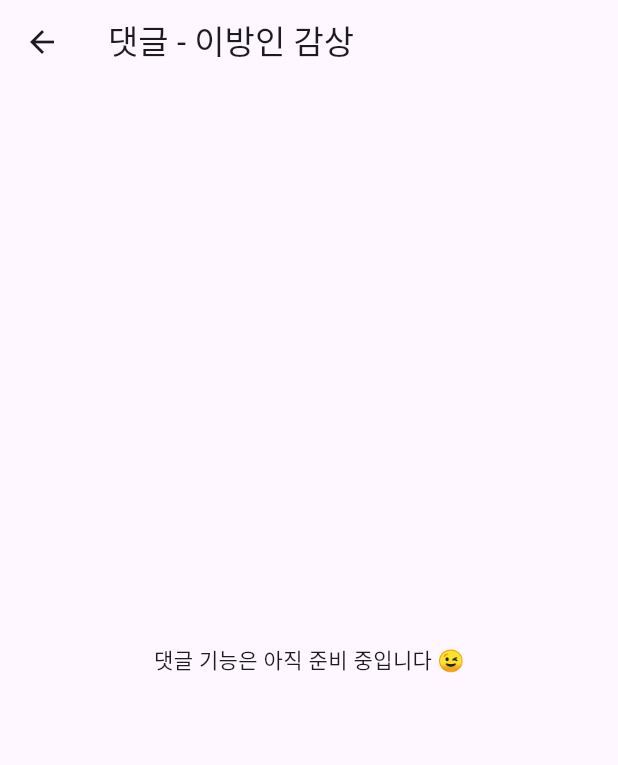
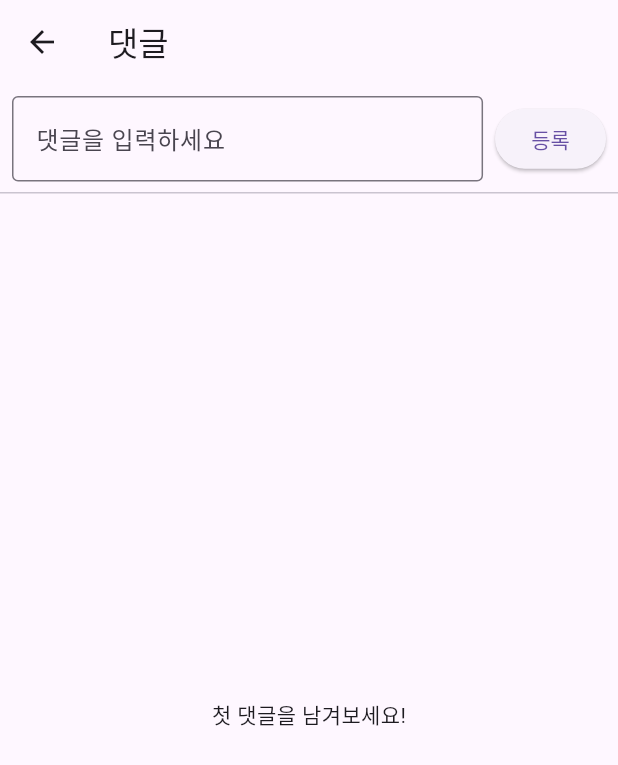
Before and after one commit to yyubin/agora, a Flutter app: the ReviewCommentsScreen screen opened directly with empty values, on a phone screen of 412 x 824 dp. Shown: the top 765 px of the screen. Run offline on Flutter 3.47's test engine with Material 3 defaults, Android fonts, the phone set to English and light mode, and no system bars; our stand-ins replace flutter_riverpod, go_router; Roboto replaces fonts that are missing (Pretendard).

Commit message:
feat: 리뷰 댓글 기능

```diff
--- /dev/null
+++ b/lib/features/community/models/comment.dart
@@ -0,0 +1,20 @@
+class Comment {
+  Comment({
+    required this.id,
+    required this.author,
+    required this.content,
+    required this.date,
+  });
+
+  final String id;      // uuid 등
+  final String author;
+  final String content;
+  final DateTime date;
+
+  Comment copyWith({String? content}) => Comment(
+    id: id,
+    author: author,
+    content: content ?? this.content,
+    date: date,
+  );
+}
--- a/lib/features/community/screens/review_comments_screen.dart
+++ b/lib/features/community/screens/review_comments_screen.dart
@@ -1,22 +1,100 @@
 import 'package:flutter/material.dart';
-import 'package:go_router/go_router.dart';
 import 'package:flutter_riverpod/flutter_riverpod.dart';
-
-import '../providers/review_provider.dart';
+import '../models/comment.dart';
+import '../providers/comment_provider.dart';
 
 class ReviewCommentsScreen extends ConsumerWidget {
+  const ReviewCommentsScreen({super.key, required this.index});
   final int index;
-
-  const ReviewCommentsScreen({super.key, required this.index});
 
   @override
   Widget build(BuildContext context, WidgetRef ref) {
-    final review = ref.watch(reviewListProvider)[index];
+    final comments = ref.watch(commentListProvider(index));
+    final ctrl = TextEditingController();
+
+    Future<void> _showEditDialog(Comment c) async {
+      final editCtrl = TextEditingController(text: c.content);
+      final ok = await showDialog<bool>(
+        context: context,
+        builder: (_) => AlertDialog(
+          title: const Text('댓글 수정'),
+          content: TextField(controller: editCtrl, maxLines: 3),
+          actions: [
+            TextButton(onPressed: () => Navigator.pop(context, false), child: const Text('취소')),
+            ElevatedButton(onPressed: () => Navigator.pop(context, true), child: const Text('저장')),
+          ],
+        ),
+      );
+      if (ok ?? false) {
+        ref.read(commentListProvider(index).notifier).edit(c.id, editCtrl.text.trim());
+      }
+    }
 
     return Scaffold(
-      appBar: AppBar(title: Text('댓글 - ${review.title}')),
-      body: const Center(
-        child: Text('댓글 기능은 아직 준비 중입니다 😉'),
+      appBar: AppBar(title: const Text('댓글')),
+      body: Column(
+        children: [
+          // ----- 댓글 입력 -----
+          Padding(
+            padding: const EdgeInsets.all(8),
+            child: Row(
+              children: [
+                Expanded(
+                  child: TextField(
+                    controller: ctrl,
+                    decoration: const InputDecoration(
+                      hintText: '댓글을 입력하세요',
+                      border: OutlineInputBorder(),
+                    ),
+                  ),
+                ),
+                const SizedBox(width: 8),
+                ElevatedButton(
+                  child: const Text('등록'),
+                  onPressed: () {
+                    final text = ctrl.text.trim();
+                    if (text.isNotEmpty) {
+                      ref.read(commentListProvider(index).notifier).add('익명', text);
+                      ctrl.clear();
+                    }
+                  },
+                ),
+              ],
+            ),
+          ),
+          const Divider(height: 0),
+
+          // ----- 댓글 목록 -----
+          Expanded(
+            child: comments.isEmpty
+                ? const Center(child: Text('첫 댓글을 남겨보세요!'))
+                : ListView.separated(
+              padding: const EdgeInsets.symmetric(vertical: 8),
+              itemCount: comments.length,
+              separatorBuilder: (_, __) => const Divider(),
+              itemBuilder: (_, i) {
+                final c = comments[i];
+                return ListTile(
+                  title: Text(c.author),
+                  subtitle: Text(c.content),
+                  trailing: Row(
+                    mainAxisSize: MainAxisSize.min,
+                    children: [
+                      IconButton(
+                        icon: const Icon(Icons.edit, size: 20),
+                        onPressed: () => _showEditDialog(c),
+                      ),
+                      IconButton(
+                        icon: const Icon(Icons.delete_outline, size: 20),
+                        onPressed: () => ref.read(commentListProvider(index).notifier).delete(c.id),
+                      ),
+                    ],
+                  ),
+                );
+              },
+            ),
+          ),
+        ],
       ),
     );
   }
--- a/pubspec.yaml
+++ b/pubspec.yaml
@@ -37,6 +37,7 @@ dependencies:
   cupertino_icons: ^1.0.8
   go_router: ^13.2.0
   flutter_riverpod: ^2.4.0
+  uuid: ^4.4.2
 
 dev_dependencies:
   flutter_test:
```
Also changed, not shown: lib/features/community/providers/comment_provider.dart (added, +38 -0 lines), pubspec.lock.
